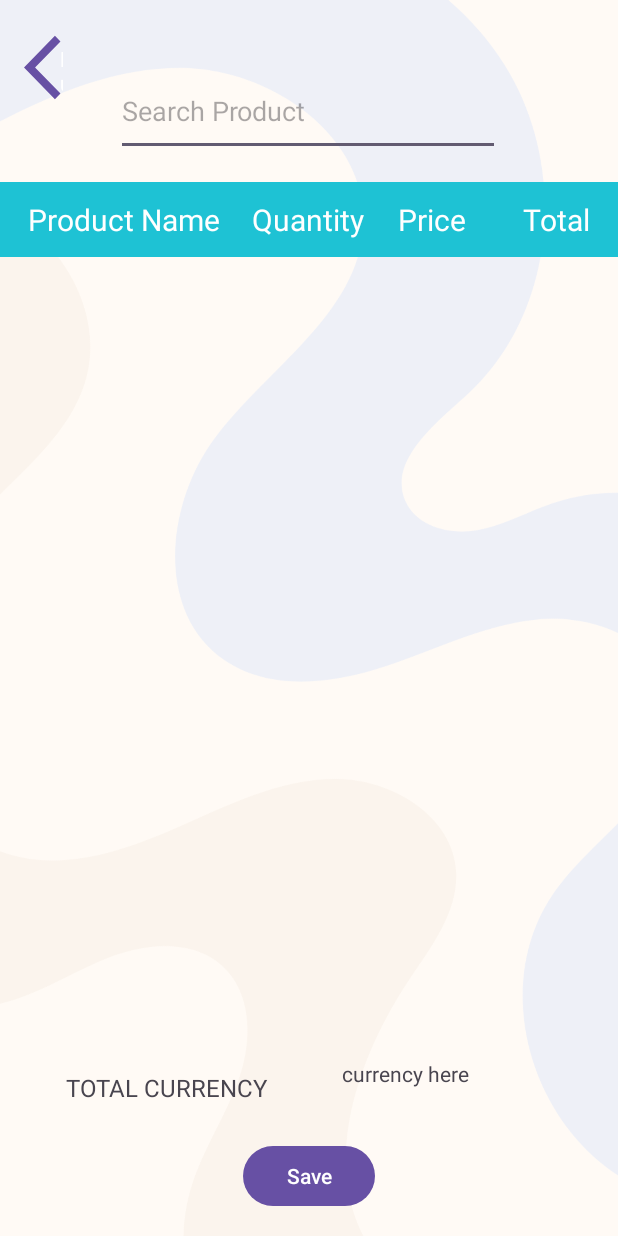
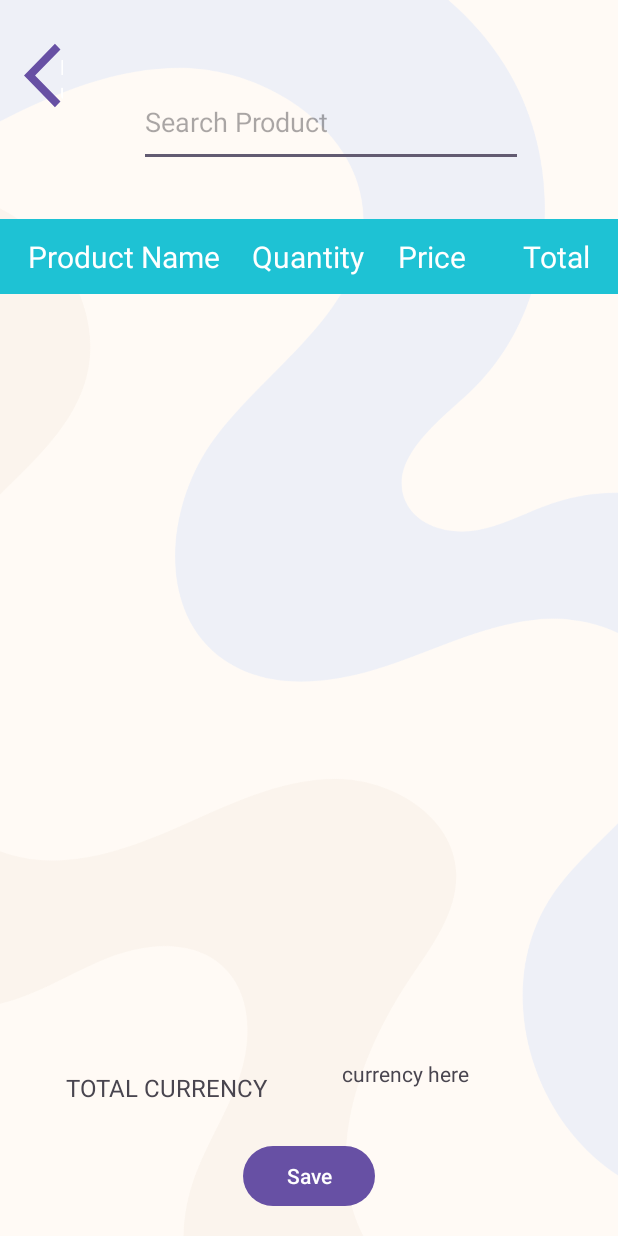
Before and after one commit to JDG07/InventorEase, an Android app: the SalesEntry screen opened directly, with no data from a screen before it, on a phone screen of 412 x 824 dp. Run offline under Robolectric (Android 15) with nearby library versions, the phone set to English and light mode, and no system bars.

Commit message:
mar11jd01

```diff
--- a/app/src/main/AndroidManifest.xml
+++ b/app/src/main/AndroidManifest.xml
@@ -2,6 +2,7 @@
 <manifest xmlns:android="http://schemas.android.com/apk/res/android"
     xmlns:tools="http://schemas.android.com/tools">
 
+    <uses-permission android:name="android.permission.WRITE_EXTERNAL_STORAGE"/>
     <application
         android:allowBackup="true"
         android:dataExtractionRules="@xml/data_extraction_rules"
--- a/app/src/main/res/layout/activity_sales_entry.xml
+++ b/app/src/main/res/layout/activity_sales_entry.xml
@@ -19,7 +19,7 @@
         app:layout_constraintHorizontal_bias="0.0"
         app:layout_constraintStart_toStartOf="parent"
         app:layout_constraintTop_toTopOf="parent"
-        app:layout_constraintVertical_bias="0.157"
+        app:layout_constraintVertical_bias="0.189"
         tools:ignore="MissingConstraints">
 
         <TextView
@@ -86,7 +86,8 @@
 
         app:layout_constraintHorizontal_bias="1.0"
         app:layout_constraintStart_toStartOf="parent"
-        app:layout_constraintTop_toTopOf="parent" />
+        app:layout_constraintTop_toTopOf="parent"
+        app:layout_constraintVertical_bias="0.57" />
 
     <AutoCompleteTextView
         android:id="@+id/autoCompleteTextView"
@@ -95,10 +96,10 @@
         android:hint="Search Product"
         app:layout_constraintBottom_toBottomOf="parent"
         app:layout_constraintEnd_toEndOf="parent"
-        app:layout_constraintHorizontal_bias="0.496"
+        app:layout_constraintHorizontal_bias="0.593"
         app:layout_constraintStart_toStartOf="parent"
         app:layout_constraintTop_toTopOf="parent"
-        app:layout_constraintVertical_bias="0.058" />
+        app:layout_constraintVertical_bias="0.068" />
 
     <TextView
         android:id="@+id/textView5"
--- /dev/null
+++ b/app/src/main/res/layout/salesreceiptlayout.xml
@@ -0,0 +1,6 @@
+<?xml version="1.0" encoding="utf-8"?>
+<androidx.constraintlayout.widget.ConstraintLayout xmlns:android="http://schemas.android.com/apk/res/android"
+    android:layout_width="match_parent"
+    android:layout_height="match_parent">
+
+</androidx.constraintlayout.widget.ConstraintLayout>
```
Also changed, not shown: app/src/main/java/com/example/inventorease_project/SalesEntry.java (+64 -0 lines).
